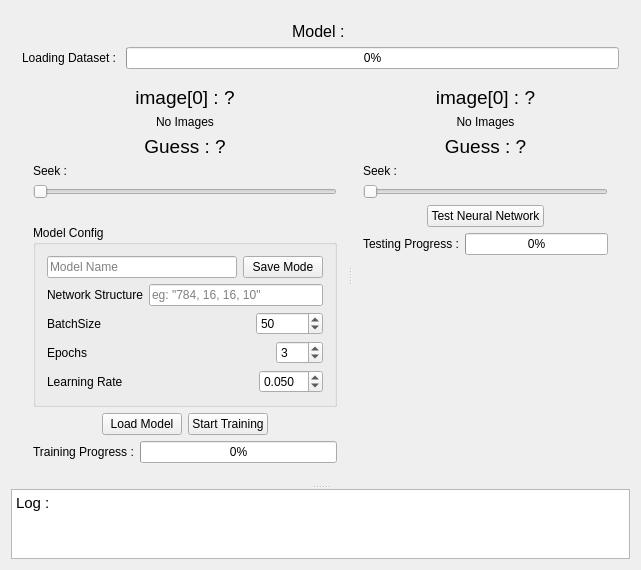
The window that mainwindow.ui (Epsilon-K/MNIST_Digits_Recognition) describes before a commit, drawn with Qt 5.
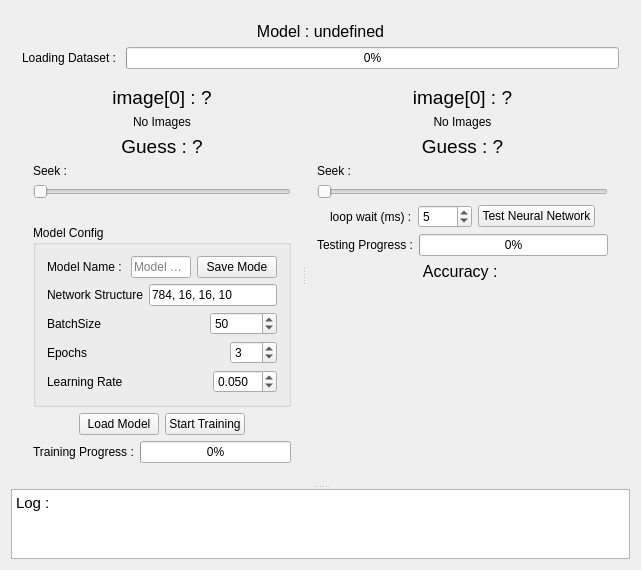
The same window after the commit.

Commit message: Feeding the testing dataset, and calculating accuracy

```diff
--- a/mainwindow.ui
+++ b/mainwindow.ui
@@ -7,7 +7,7 @@
     <x>0</x>
     <y>0</y>
     <width>641</width>
-    <height>530</height>
+    <height>559</height>
    </rect>
   </property>
   <property name="windowTitle">
@@ -30,7 +30,7 @@
            </font>
           </property>
           <property name="text">
-           <string>Model : </string>
+           <string>Model : undefined</string>
           </property>
           <property name="alignment">
            <set>Qt::AlignCenter</set>
@@ -160,7 +160,14 @@
               </property>
               <layout class="QVBoxLayout" name="verticalLayout_4">
                <item>
-                <layout class="QHBoxLayout" name="horizontalLayout_2" stretch="10,0">
+                <layout class="QHBoxLayout" name="horizontalLayout_2" stretch="0,10,0">
+                 <item>
+                  <widget class="QLabel" name="label_10">
+                   <property name="text">
+                    <string>Model Name : </string>
+                   </property>
+                  </widget>
+                 </item>
                  <item>
                   <widget class="QLineEdit" name="modelNameLineEdit">
                    <property name="placeholderText">
@@ -188,6 +195,9 @@
                  </item>
                  <item>
                   <widget class="QLineEdit" name="nnStructLineEdit">
+                   <property name="text">
+                    <string>784, 16, 16, 10</string>
+                   </property>
                    <property name="placeholderText">
                     <string>eg: &quot;784, 16, 16, 10&quot;</string>
                    </property>
@@ -341,7 +351,7 @@
            </layout>
           </widget>
           <widget class="QWidget" name="layoutWidget_2">
-           <layout class="QVBoxLayout" name="verticalLayout_2" stretch="0,0,0,0,0,0,0,0">
+           <layout class="QVBoxLayout" name="verticalLayout_2" stretch="0,0,0,0,0,0,0,0,0">
             <item>
              <widget class="QLabel" name="testImgLabel">
               <property name="font">
@@ -426,6 +436,26 @@
                 </property>
                </spacer>
               </item>
+              <item>
+               <widget class="QLabel" name="label_9">
+                <property name="text">
+                 <string>loop wait (ms) :</string>
+                </property>
+               </widget>
+              </item>
+              <item>
+               <widget class="QSpinBox" name="testWaitingSpinBox">
+                <property name="minimum">
+                 <number>1</number>
+                </property>
+                <property name="maximum">
+                 <number>1000</number>
+                </property>
+                <property name="value">
+                 <number>5</number>
+                </property>
+               </widget>
+              </item>
               <item>
                <widget class="QPushButton" name="testNNBtn">
                 <property name="text">
@@ -466,6 +496,21 @@
               </item>
              </layout>
             </item>
+            <item>
+             <widget class="QLabel" name="testAccLabel">
+              <property name="font">
+               <font>
+                <pointsize>12</pointsize>
+               </font>
+              </property>
+              <property name="text">
+               <string>Accuracy : </string>
+              </property>
+              <property name="alignment">
+               <set>Qt::AlignCenter</set>
+              </property>
+             </widget>
+            </item>
             <item>
              <spacer name="verticalSpacer_2">
               <property name="orientation">
```
The commit also changes 3 other files.
